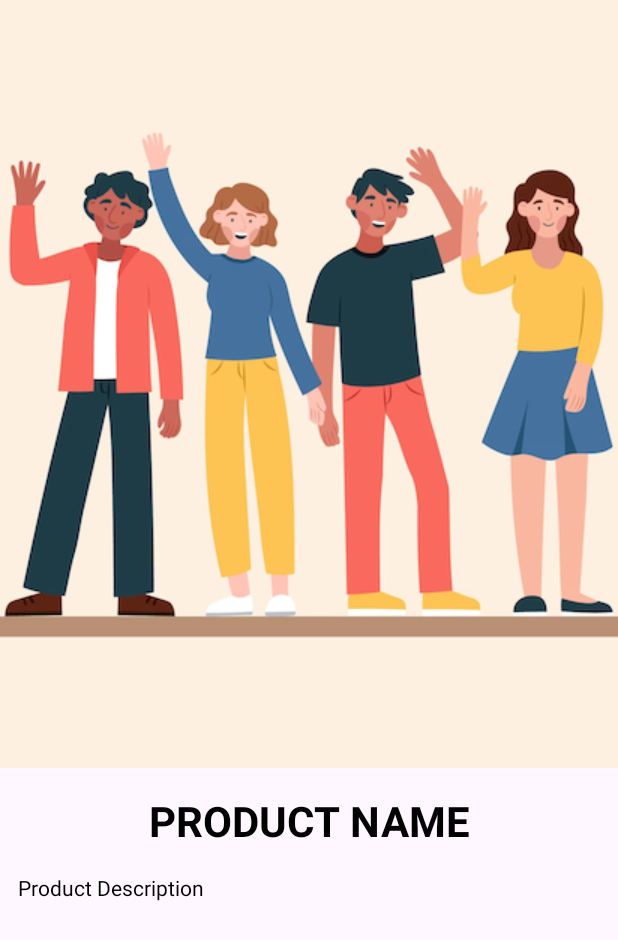
After one commit to danielaquaries20/My-App, an Android app: the layout activity_detail_product.xml on its own in the app's theme, with its tools: preview values and no code run, on a phone screen of 412 x 824 dp. The commit adds this screen. Shown: the top 940 px of the screen. Run offline under Robolectric (Android 15) with nearby library versions, the phone set to English and light mode, and no system bars.

Commit message:
Update Friend App - Ch 10 - Result

```diff
--- a/app/src/main/AndroidManifest.xml
+++ b/app/src/main/AndroidManifest.xml
@@ -23,6 +23,9 @@
         android:supportsRtl="true"
         android:theme="@style/Theme.MyApp"
         tools:targetApi="31">
+        <activity
+            android:name=".app_tour.ui.detail.DetailProductActivity"
+            android:exported="false" />
         <activity
             android:name=".app_tour.ui.settings.SettingsActivity"
             android:exported="false" />
@@ -61,7 +64,7 @@
             android:exported="false" />
         <activity
             android:name=".app_friend.ui.ListFriendActivity"
-            android:exported="true"></activity>
+            android:exported="true" />
         <activity
             android:name=".the_twin_binding.DetailActivity"
             android:exported="false" />
--- /dev/null
+++ b/app/src/main/res/layout/activity_detail_product.xml
@@ -0,0 +1,65 @@
+<?xml version="1.0" encoding="utf-8"?>
+
+<layout>
+
+    <data>
+
+        <variable
+            name="data"
+            type="com.daniel.myapp.app_tour.model.DataProduct" />
+    </data>
+
+    <ScrollView xmlns:android="http://schemas.android.com/apk/res/android"
+        xmlns:tools="http://schemas.android.com/tools"
+        android:id="@+id/main"
+        android:layout_width="match_parent"
+        android:layout_height="match_parent"
+        android:orientation="vertical"
+        tools:context=".app_tour.ui.detail.DetailProductActivity">
+
+        <LinearLayout
+            android:layout_width="match_parent"
+            android:layout_height="wrap_content"
+            android:orientation="vertical">
+
+            <ImageView
+                android:id="@+id/iv_pp"
+                urlImage='@{data.thumbnail}'
+                android:layout_width="wrap_content"
+                android:layout_height="wrap_content"
+                android:scaleType="centerCrop"
+                android:src="@drawable/img_friend" />
+
+            <TextView
+                android:id="@+id/tv_name"
+                android:layout_width="match_parent"
+                android:layout_height="wrap_content"
+                android:layout_marginHorizontal="@dimen/dp12"
+                android:layout_marginTop="16dp"
+                android:maxLines="1"
+                android:text='@{data.id + " | " + data.title}'
+                android:textAlignment="center"
+                android:textAllCaps="true"
+                android:textColor="@color/black"
+                android:textSize="28sp"
+                android:textStyle="bold"
+                tools:text="Product Name" />
+
+            <TextView
+                android:id="@+id/tv_description"
+                android:layout_width="match_parent"
+                android:layout_height="wrap_content"
+                android:layout_marginHorizontal="@dimen/dp12"
+                android:layout_marginTop="16dp"
+                android:layout_marginBottom="@dimen/dp12"
+                android:ellipsize="end"
+                android:text='@{data.description}'
+                android:textAlignment="inherit"
+                android:textColor="@color/black"
+                android:textSize="14sp"
+                tools:text="Product Description" />
+
+        </LinearLayout>
+
+    </ScrollView>
+</layout>
```
Also changed, not shown: app/src/main/java/com/daniel/myapp/app_tour/helper/ImageViewBindingAdapter.kt (added, +20 -0 lines), app/src/main/java/com/daniel/myapp/app_tour/ui/detail/DetailProductActivity.kt (added, +40 -0 lines), app/src/main/java/com/daniel/myapp/app_tour/ui/home/HomeTourActivity.kt (+19 -4 lines), app/src/main/res/layout/item_product.xml (+13 -9 lines).
